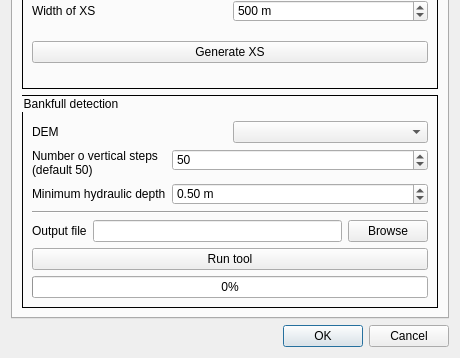
The window that ui_bankfulldetection.ui (pierluigiderosa/BankFullDetection) describes before a commit, drawn with Qt 5; both pictures show x 0 to 460 and y 167 to 525 of the 460 by 525 pixel window.
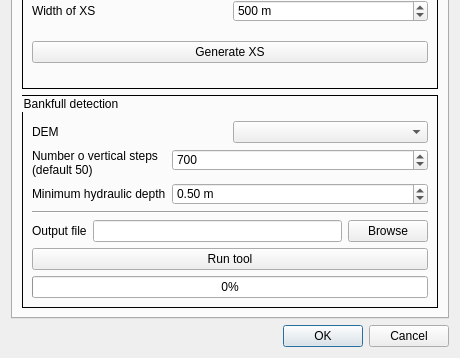
The same window after the commit.

The edit to the form file:
```diff
--- a/ui_bankfulldetection.ui
+++ b/ui_bankfulldetection.ui
@@ -178,13 +178,13 @@
                <string/>
               </property>
               <property name="minimum">
-               <number>10</number>
+               <number>50</number>
               </property>
               <property name="maximum">
-               <number>500</number>
+               <number>2000</number>
               </property>
               <property name="value">
-               <number>50</number>
+               <number>700</number>
               </property>
              </widget>
             </item>
```
Left out of the diff: 2 changed lines with no effect on the pictures.
